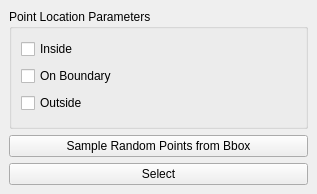
Before: the Qt Designer form demo/Polyhedron/Point_inside_polyhedron_widget.ui in CGAL/releases, drawn with Qt 5.
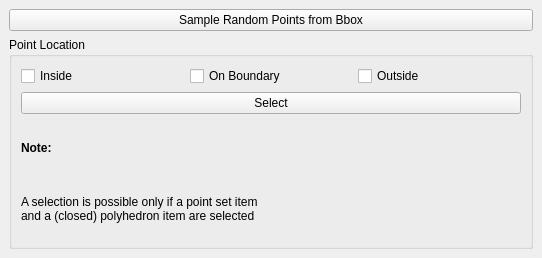
After: the same form once the commit is applied.

```diff
--- a/demo/Polyhedron/Point_inside_polyhedron_widget.ui
+++ b/demo/Polyhedron/Point_inside_polyhedron_widget.ui
@@ -6,8 +6,8 @@
    <rect>
     <x>0</x>
     <y>0</y>
-    <width>317</width>
-    <height>194</height>
+    <width>542</width>
+    <height>258</height>
    </rect>
   </property>
   <property name="windowTitle">
@@ -15,13 +15,22 @@
   </property>
   <widget class="QWidget" name="dockWidgetContents">
    <layout class="QVBoxLayout" name="verticalLayout">
+    <item>
+     <widget class="QPushButton" name="Sample_random_points_from_bbox">
+      <property name="text">
+       <string>Sample Random Points from Bbox</string>
+      </property>
+     </widget>
+    </item>
     <item>
      <widget class="QGroupBox" name="groupBox">
       <property name="title">
-       <string>Point Location Parameters</string>
+       <string>Point Location</string>
       </property>
       <layout class="QVBoxLayout" name="verticalLayout_2">
        <item>
+        <layout class="QHBoxLayout" name="horizontalLayout">
+         <item>
         <widget class="QCheckBox" name="Inside_check_box">
          <property name="text">
           <string>Inside</string>
@@ -43,20 +52,39 @@
         </widget>
        </item>
       </layout>
-     </widget>
-    </item>
-    <item>
-     <widget class="QPushButton" name="Sample_random_points_from_bbox">
-      <property name="text">
-       <string>Sample Random Points from Bbox</string>
-      </property>
-     </widget>
     </item>
     <item>
      <widget class="QPushButton" name="Select_button">
       <property name="text">
        <string>Select</string>
       </property>
+        </widget>
+       </item>
+       <item>
+        <widget class="QLabel" name="label">
+         <property name="font">
+          <font>
+           <weight>75</weight>
+           <bold>true</bold>
+          </font>
+         </property>
+         <property name="text">
+          <string>Note:</string>
+         </property>
+        </widget>
+       </item>
+       <item>
+        <layout class="QHBoxLayout" name="horizontalLayout_2">
+         <item>
+          <widget class="QLabel" name="label_2">
+           <property name="text">
+            <string>&lt;html&gt;&lt;head/&gt;&lt;body&gt;&lt;p&gt;A selection is possible only if a point set item&lt;br/&gt;and a (closed) polyhedron item are selected&lt;/p&gt;&lt;/body&gt;&lt;/html&gt;</string>
+           </property>
+          </widget>
+         </item>
+        </layout>
+       </item>
+      </layout>
      </widget>
     </item>
    </layout>
```
Lines whose indentation alone changed are shown as unchanged.
